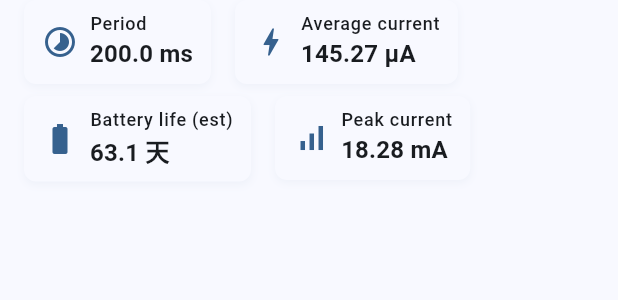
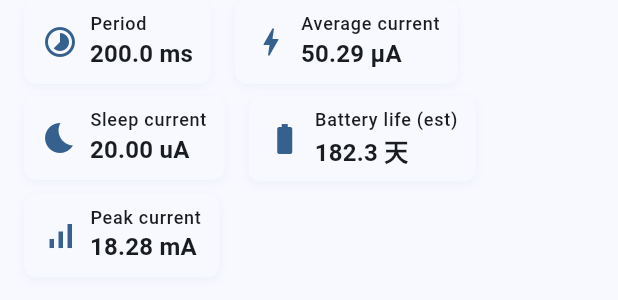
Before and after one commit to KversKv/Flutter_BES_consumption, a Flutter app: the KPIRowAppState widget shown alone on an empty page, opened directly, on a phone screen of 412 x 824 dp. Shown: the top 300 px of the screen. Run offline on Flutter 3.47's test engine with Material 3 defaults, Android fonts, the phone set to English and light mode, and no system bars; our stand-ins replace fl_chart; accounts and stored records are empty.

Commit message:
Add sleep current Title

```diff
--- a/lib/config/ble_chip_config.dart
+++ b/lib/config/ble_chip_config.dart
@@ -8,7 +8,7 @@ final List<BleChip> defaultBleChips = [
     id: 'BES1505',
     name: 'BES1505',
     vbat: 3.8,
-    sleepCurrent_uA: 116.5,
+    sleepCurrent_uA: 20.0,
     rxCurrent_mA: 5.11,
     rxCurrent_mA_HDT_2G4: 13.0,
     rxCurrent_mA_HDT_5G: 18.0,
--- a/lib/l10n/app_localizations.dart
+++ b/lib/l10n/app_localizations.dart
@@ -48,6 +48,7 @@ class AppLocalizations {
       'power_off': 'Power Off',
       'kpi_period': 'Period',
       'kpi_avg_current': 'Average current',
+      'kpi_sleep_current': 'Sleep current',
       'kpi_battery_life_est': 'Battery life (est)',
       'kpi_peak_current': 'Peak current',
       'bt_page_config': 'BT Page configuration',
@@ -115,6 +116,7 @@ class AppLocalizations {
       'power_off': 'Power Off',
       'kpi_period': '周期',
       'kpi_avg_current': '平均电流',
+      'kpi_sleep_current':'睡眠电流',
       'kpi_battery_life_est': '电池寿命(估)',
       'kpi_peak_current': '峰值电流',
       'bt_page_config': 'BT Page 配置',
@@ -219,6 +221,7 @@ class AppLocalizations {
   String get relayHopGap => _t('relay_hop_gap');
   String get kpiPeriod => _t('kpi_period');
   String get kpiAvgCurrent => _t('kpi_avg_current');
+  String get kpiSleepCurrent => _t('kpi_sleep_current');
   String get kpiBatteryLifeEst => _t('kpi_battery_life_est');
   String get kpiPeakCurrent => _t('kpi_peak_current');
 
--- a/lib/state/app_state.dart
+++ b/lib/state/app_state.dart
@@ -212,6 +212,12 @@ class AppState extends ChangeNotifier {
     return PowerCalculator.computeMaxCurrent(events);
   }
 
+  double get sleepCurrent_uA {
+    return chip.sleepCurrent_uA;
+  }
+
+
+
   double get period_ms => periodUs / 1000.0;
 
   String formatCurrentAuto(double currentMa) {
--- a/lib/widgets/kpi_widgets.dart
+++ b/lib/widgets/kpi_widgets.dart
@@ -67,6 +67,7 @@ class KPIRowAppState extends StatelessWidget {
         children: [
           _KPI(title: AppLocalizations.of(context).kpiPeriod, value: '${app.period_ms.toStringAsFixed(1)} ms', icon: Icons.timelapse),
           _KPI(title: AppLocalizations.of(context).kpiAvgCurrent, value: app.formatCurrentAuto(avg), icon: Icons.bolt),
+          _KPI(title: AppLocalizations.of(context).kpiSleepCurrent, value: '${app.sleepCurrent_uA.toStringAsFixed(2)} uA', icon: Icons.bedtime),
           _KPI(title: AppLocalizations.of(context).kpiBatteryLifeEst, value: '${days.isFinite ? days.toStringAsFixed(1) : '--'} 天', icon: Icons.battery_full),
           _KPI(title: AppLocalizations.of(context).kpiPeakCurrent, value: '${app.maxCurrent_mA.toStringAsFixed(2)} mA', icon: Icons.signal_cellular_alt),
         ],
```
